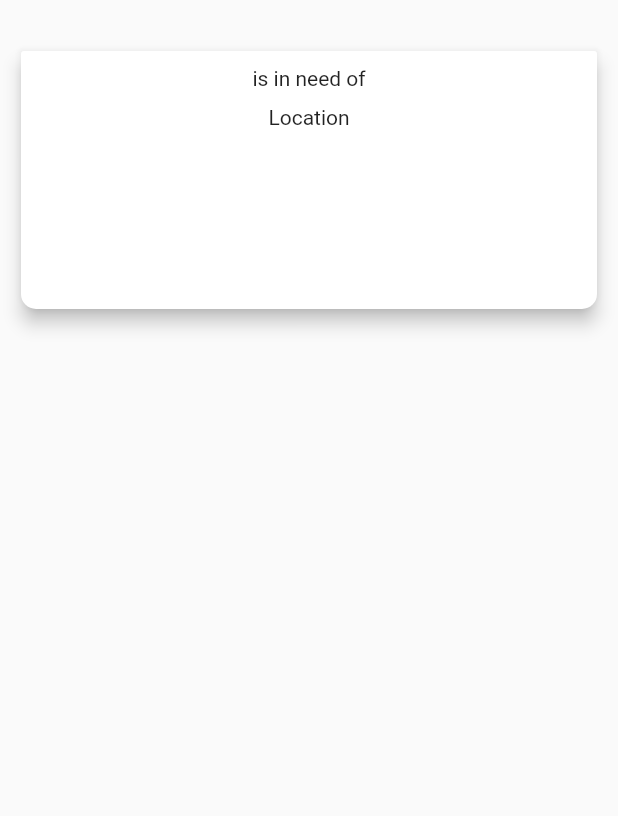
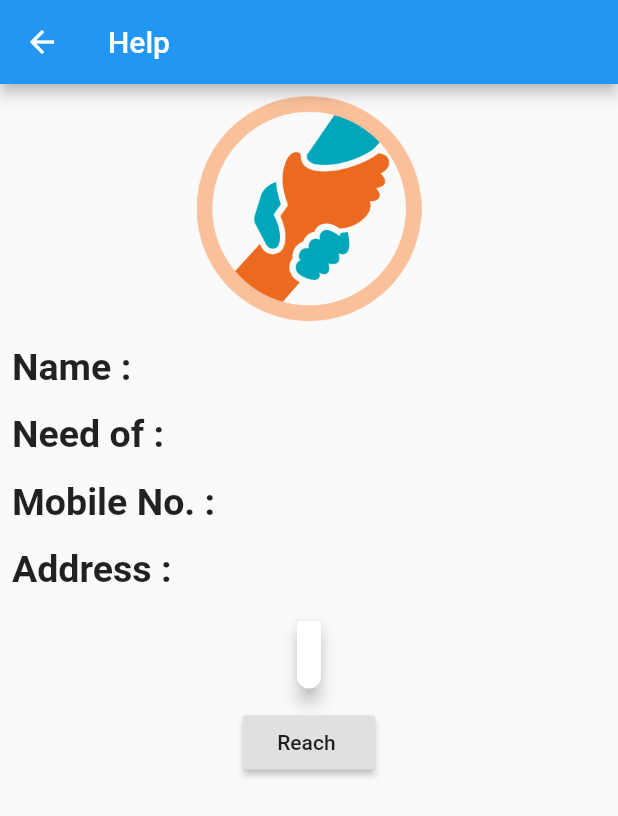
Before and after one commit to yuktagopalani/SheHacks_Team116, a Flutter app: the NeedCard widget shown alone on an empty page, opened directly with empty values, after a tap on "is in need of", on a phone screen of 412 x 824 dp. Shown: the top 816 px of the screen. Run offline on Flutter 3.47's test engine with Material 2 defaults, Android fonts, the phone set to English and light mode, and no system bars; our stand-ins replace cloud_firestore, firebase_auth, firebase_core, flutter_spinkit, geolocator; accounts and stored records are empty.

Commit message:
Added Location Feature

```diff
--- a/lib/screens/home/itemview.dart
+++ b/lib/screens/home/itemview.dart
@@ -1,5 +1,6 @@
 import 'package:flutter/material.dart';
 import 'package:hobbyhub/modules/need.dart';
+import 'package:hobbyhub/services/googlemaps.dart';
 class ItemView extends StatelessWidget {
   final Need need;
   ItemView({this.need});
@@ -7,10 +8,43 @@ class ItemView extends StatelessWidget {
   Widget build(BuildContext context) {
     return Column(
       children: <Widget>[
-        SizedBox(height: 10.0),
-        Text("${need.name} is in need of ${need.type}"),
-        SizedBox(height: 10.0),
-        Text("Location"),
+        SizedBox(height: 20.0),
+//        Expanded(
+//          child:
+          Text("${need.name} is in need of ${need.type}",
+          style: TextStyle(
+              fontWeight: FontWeight.bold,
+              fontSize: 20.0,
+          ),),
+//        ),
+        SizedBox(height: 20.0),
+        Row(
+          children: <Widget>[
+            SizedBox(
+              width: 50.0,
+            ),
+           GestureDetector(
+            onTap: (){
+              MapUtils.openMap(need.latitude, need.longitude);
+            },
+              child: Text("Location",
+                style: TextStyle(
+                  fontWeight: FontWeight.bold,
+                  fontSize: 30.0,
+                  color: Colors.blue,
+                ),
+              )
+          ),
+            SizedBox(
+              width: 50.0,
+            ),
+            Icon(
+              Icons.call,
+              color: Colors.blue,
+              size: 30.0,
+            ),
+          ],
+        ),
       ],
     );
   }
--- a/lib/screens/home/need_card.dart
+++ b/lib/screens/home/need_card.dart
@@ -2,6 +2,7 @@ import 'package:flutter/material.dart';
 import 'package:hobbyhub/modules/need.dart';
 import 'package:hobbyhub/screens/home/itemview.dart';
 import 'package:hobbyhub/services/googlemaps.dart';
+import 'package:hobbyhub/screens/home/requestView.dart';
 class NeedCard extends StatelessWidget {
   final Need need;
   NeedCard({this.need});
@@ -13,7 +14,12 @@ class NeedCard extends StatelessWidget {
       width: double.maxFinite,
       child: GestureDetector(
         onTap: (){
-          MapUtils.openMap(need.latitude, need.longitude);
+//          MapUtils.openMap(need.latitude, need.longitude);
+          Navigator.push(
+            context,
+            MaterialPageRoute(builder: (context) => RequestView(need: need,)),
+          );
+
         },
         child: Card(
           elevation: 5,
--- /dev/null
+++ b/lib/screens/home/requestView.dart
@@ -0,0 +1,169 @@
+import 'package:flutter/cupertino.dart';
+import 'package:flutter/material.dart';
+import 'package:hobbyhub/modules/need.dart';
+import 'package:hobbyhub/services/googlemaps.dart';
+//class RequestView extends StatefulWidget {
+//  Need need;
+//  RequestView({this.need});
+//  @override
+//  _RequestViewState createState() => _RequestViewState(this.need);
+//}
+//
+//class _RequestViewState extends State<RequestView> {
+//  Need need;
+//  _RequestVewState(Need need){
+//    this.need=need;
+//  }
+//  @override
+//  Widget build(BuildContext context) {
+//    return ListView(
+//      children: [
+//        Text("NAME: $widget.need.name"),
+//      ],
+//    );
+//  }
+//}
+
+
+class RequestView extends StatelessWidget {
+  Need need;
+  RequestView({this.need});
+  @override
+  Widget build(BuildContext context) {
+    return Scaffold(
+      appBar: AppBar(
+        title: Text("Help ${need.name}"),
+      ),
+      body: Container(child: Column(
+        children: <Widget>[
+          Padding(
+            padding: const EdgeInsets.all(8.0),
+            child: Center(
+              child: Image.asset("images/help.png",
+                height: 150.0,
+              ),
+
+            ),
+          ),
+          Padding(
+            padding: const EdgeInsets.all(8.0),
+            child: Row(
+              children: [
+                Text("Name : ",
+                  style: TextStyle(
+                    fontWeight: FontWeight.bold,
+                    fontSize: 25.0,
+                  ),
+
+                ),
+                Text("${need.name}",
+                  style: TextStyle(
+//                    fontWeight: FontWeight.bold,
+                    fontSize: 25.0,
+                  ),
+                )
+              ],
+            ),
+          ),
+          Padding(
+            padding: const EdgeInsets.all(8.0),
+            child: Row(
+              children: [
+                Text("Need of : ",
+                  style: TextStyle(
+                    fontWeight: FontWeight.bold,
+                    fontSize: 25.0,
+                  ),
+
+                ),
+                Text("${need.type}",
+                  style: TextStyle(
+//                    fontWeight: FontWeight.bold,
+                    fontSize: 25.0,
+                  ),
+                )
+              ],
+            ),
+          ),
+
+          Padding(
+            padding: const EdgeInsets.all(8.0),
+            child: Row(
+              children: [
+                Text("Mobile No. : ",
+                  style: TextStyle(
+                    fontWeight: FontWeight.bold,
+                    fontSize: 25.0,
+                  ),
+
+                ),
+                Text("${need.contact}",
+                  style: TextStyle(
+//                    fontWeight: FontWeight.bold,
+                    fontSize: 25.0,
+                  ),
+                )
+              ],
+            ),
+          ),
+          Padding(
+            padding: const EdgeInsets.all(8.0),
+            child: Row(
+              children: [
+                Text("Address : ",
+                  style: TextStyle(
+                    fontWeight: FontWeight.bold,
+                    fontSize: 25.0,
+                  ),
+
+                ),
+                Text("${need.address}",
+                  style: TextStyle(
+//                    fontWeight: FontWeight.bold,
+                    fontSize: 25.0,
+                  ),
+                )
+              ],
+            ),
+          ),
+          Padding(
+              padding: const EdgeInsets.all(8.0),
+
+//
+//                ),
+              child:  Card(
+
+                elevation: 5,
+                color: Theme.of(context).cardColor,
+                shape: RoundedRectangleBorder(
+                  borderRadius: BorderRadius.vertical(
+                      bottom: Radius.circular(10.0),
+                      top: Radius.circular(2.0)),
+                ),
+                child: Padding(
+                  padding: const EdgeInsets.all(8.0),
+                  child: Expanded(
+                    child: Text("${need.description}",
+                      style: TextStyle(
+//                    fontWeight: FontWeight.bold,
+                        fontSize: 25.0,
+                      ),
+                    ),
+                  ),
+                ),
+              )
+
+          ),
+          RaisedButton(
+            child: Text("Reach ${need.name}"),
+              onPressed: (){
+              MapUtils.openMap(need.latitude, need.longitude);
+          })
+
+        ],
+      ),
+      ),
+
+    );
+  }
+}
```
Also changed, not shown: images/help.png (added), 1 other file.
